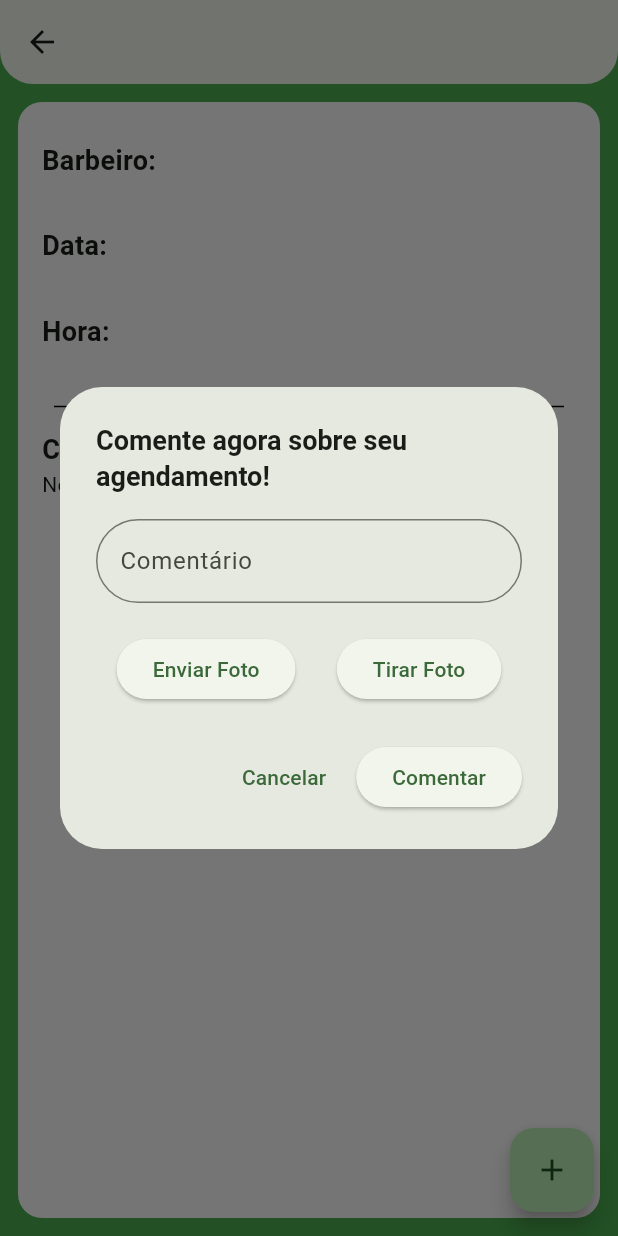
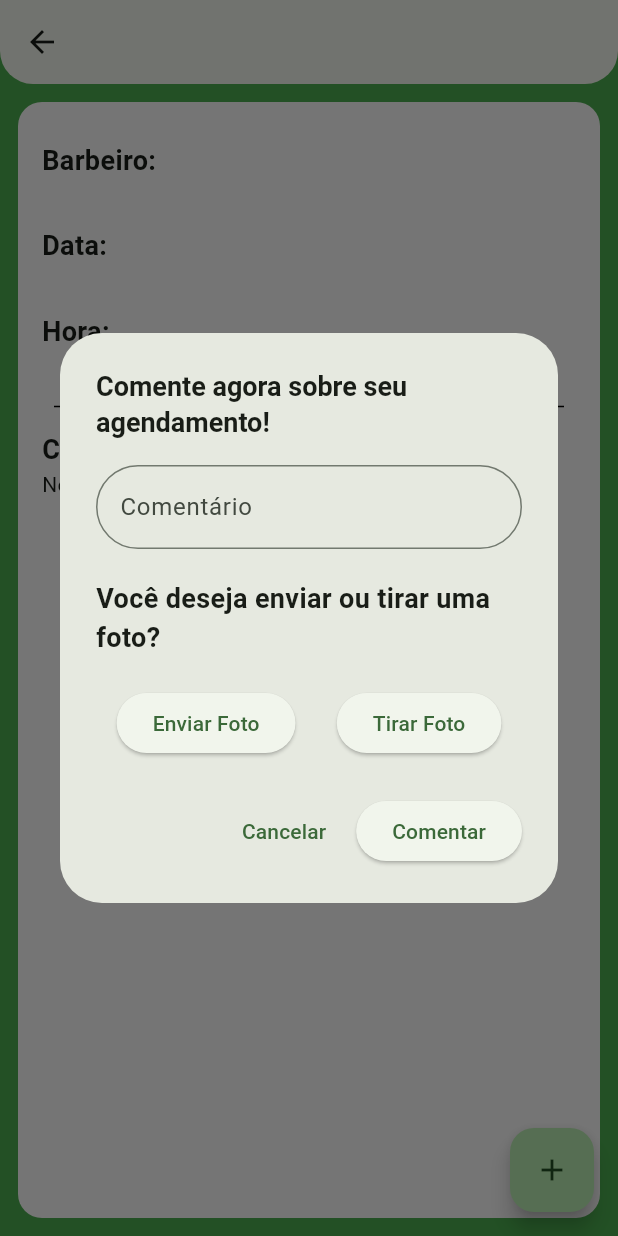
Before and after one commit to NicolasStorti/barber-flutter, a Flutter app: the AgendamentoScreen screen opened directly with empty values, after a tap on the "add" icon, on a phone screen of 412 x 824 dp. Run offline on Flutter 3.47's test engine with Material 3 defaults, Android fonts, the phone set to English and light mode, and no system bars; our stand-ins replace cloud_firestore, firebase_auth, firebase_core, firebase_storage, image_picker; accounts and stored records are empty; generated files the repository leaves out were written again.

```diff
--- a/lib/components/comendario_dialog.dart
+++ b/lib/components/comendario_dialog.dart
@@ -11,15 +11,11 @@ import 'package:barbearia/services/image_services.dart';
 Future<dynamic> showDialogComentario(BuildContext context,
     {required String idAgendamento, Comentario? comentario, required ImageServices imageServices}) {
   TextEditingController comentarioController = TextEditingController();
-  late File? _imagemEnviada;
 
   Future<void> _enviarFoto() async {
     final picker = ImagePicker();
     final pickedFile = await picker.pickImage(source: ImageSource.gallery);
     if (pickedFile != null) {
-      // setState(() {
-      _imagemEnviada = File(pickedFile.path);
-      // });
 
       File imageFile = File(pickedFile.path);
       try {
@@ -29,6 +25,7 @@ Future<dynamic> showDialogComentario(BuildContext context,
         );
 
         print('Imagem enviada com sucesso! URL: $imageUrl');
+        Navigator.pop(context);
       } catch (e) {
         print('Erro ao enviar imagem: $e');
       }
@@ -39,9 +36,6 @@ Future<dynamic> showDialogComentario(BuildContext context,
     final picker = ImagePicker();
     final pickedFile = await picker.pickImage(source: ImageSource.camera);
     if (pickedFile != null) {
-      // setState(() {
-      _imagemEnviada = File(pickedFile.path);
-      // });
 
       File imageFile = File(pickedFile.path);
       try {
@@ -51,6 +45,7 @@ Future<dynamic> showDialogComentario(BuildContext context,
         );
 
         print('Imagem tirada com sucesso! URL: $imageUrl');
+        Navigator.pop(context);
       } catch (e) {
         print('Erro ao tirar imagem: $e');
       }
@@ -88,6 +83,16 @@ Future<dynamic> showDialogComentario(BuildContext context,
               },
             ),
             const SizedBox(height: 20),
+            Text(
+              "Você deseja enviar ou tirar uma foto?",
+              style: TextStyle(
+                fontSize: 18,
+                fontWeight: FontWeight.bold,
+              ),
+            ),
+            const SizedBox(height: 20),
+            Column(
+              children: [
                 Row(
                   mainAxisAlignment: MainAxisAlignment.spaceAround,
                   children: [
@@ -98,6 +103,8 @@ Future<dynamic> showDialogComentario(BuildContext context,
                     ElevatedButton(
                       onPressed: _tirarFoto,
                       child: const Text("Tirar Foto"),
+                    ),
+                  ],
                 ),
               ],
             ),
```
Also changed, not shown: lib/screens/agendamento_screen.dart (+2 -27 lines). Lines whose indentation alone changed are shown as unchanged.
